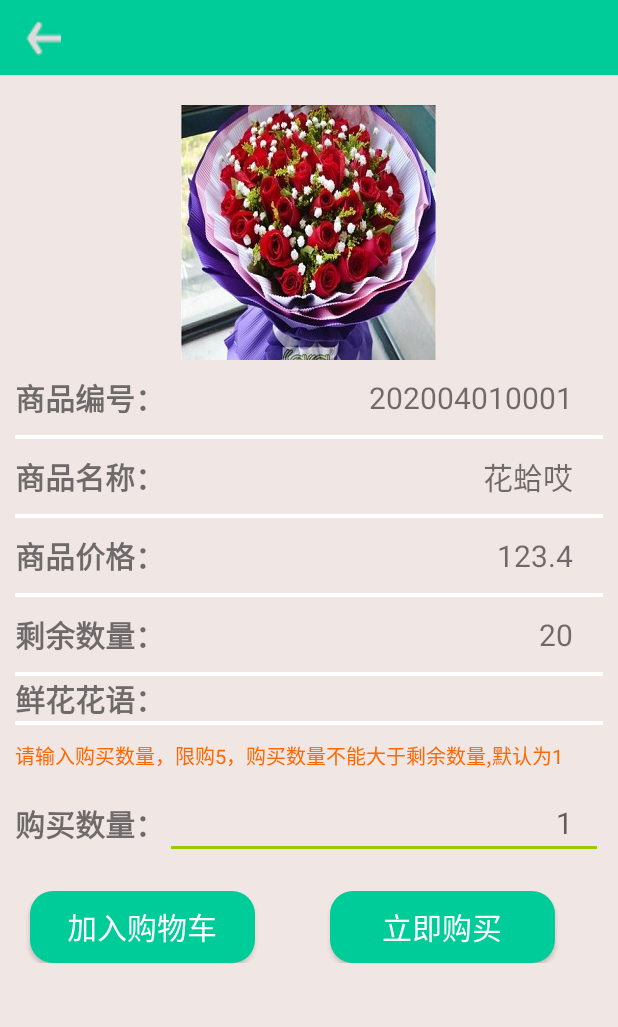
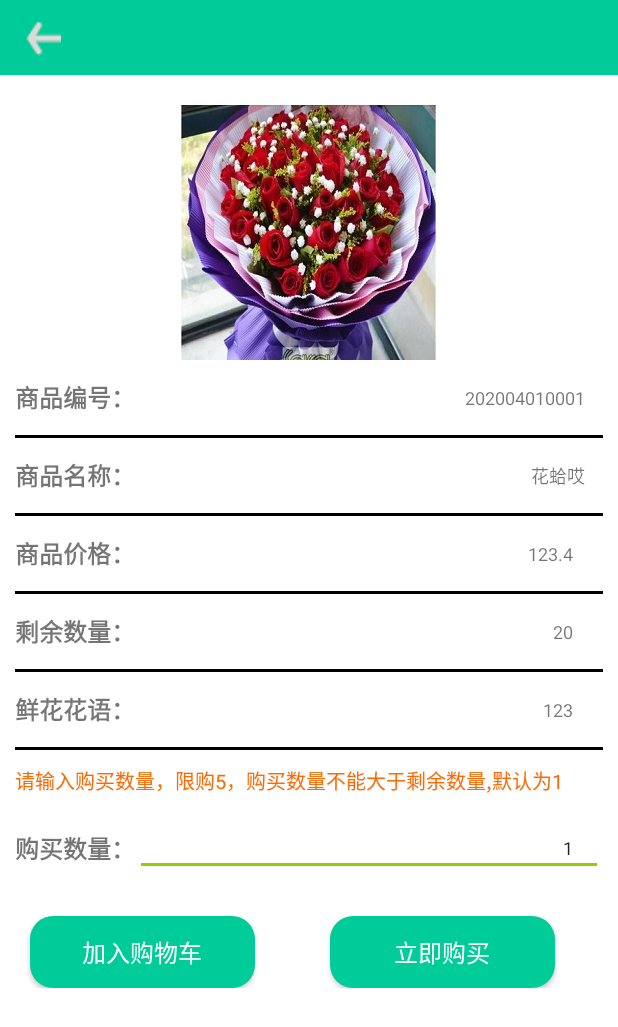
Before and after one commit to hwang1997/FlowerApp, an Android app: the layout activity_goods_info.xml on its own in the app's theme, with its tools: preview values and no code run, on a phone screen of 412 x 824 dp. Shown: the top 1027 px of the screen. Run offline under Robolectric (Android 15) with nearby library versions, the phone set to English and light mode, and no system bars; network calls fail.

Commit message:
Android代码提交

```diff
--- a/Flower/app/build.gradle
+++ b/Flower/app/build.gradle
@@ -29,4 +29,6 @@ dependencies {
     implementation 'com.squareup.okhttp3:okhttp:3.10.0'
     implementation 'com.squareup.retrofit2:retrofit:2.1.0'
     implementation 'com.squareup.retrofit2:converter-gson:2.1.0'
+    implementation 'com.github.bumptech.glide:glide:3.7.0'
+    implementation 'com.android.support:cardview-v7:28.+'
 }
--- a/Flower/app/src/main/java/com/wanghuan/login/home.java
+++ b/Flower/app/src/main/java/com/wanghuan/login/home.java
@@ -9,8 +9,10 @@ import android.support.v4.view.ViewPager;
 import android.os.Bundle;
 
 import android.view.View;
+import android.widget.EditText;
 import android.widget.ImageButton;
 import android.widget.LinearLayout;
+import android.widget.TextView;
 import android.widget.Toast;
 
 
@@ -39,6 +41,7 @@ public class home extends FragmentActivity implements View.OnClickListener {
     private ImageButton mImgFst;
     private ImageButton mImgBus;
     private ImageButton mImgMy;
+
 
     public void MyUsername(View view) {
         Intent intent = new Intent(getApplicationContext(), my_username.class);
@@ -78,6 +81,7 @@ public class home extends FragmentActivity implements View.OnClickListener {
         initDatas();
 
     }
+
 
 
     @Override
--- a/Flower/app/src/main/java/com/wanghuan/login/login.java
+++ b/Flower/app/src/main/java/com/wanghuan/login/login.java
@@ -64,11 +64,14 @@ public class login extends AppCompatActivity {
                                 @Override
                                 public void run() {
                                     Intent intent = new Intent(getApplicationContext(), home.class);
-                                    intent.putExtra("userId", user.getData().getUserId());
+                                    intent.putExtra("userId", user.getData().getUserId()+"");
                                     intent.putExtra("userName", user.getData().getUserName());
                                     startActivity(intent);
+                                    finish();
                                 }
                             }, 1000);
+                        }else{
+                            Toast.makeText(getApplicationContext(), user.getMessage(), Toast.LENGTH_SHORT).show();
                         }
                     } catch (Exception e) {
                         Toast.makeText(getApplicationContext(), "用户名或密码错误，请重新输入！", Toast.LENGTH_SHORT).show();
--- a/Flower/app/src/main/java/com/wanghuan/login/model/Order.java
+++ b/Flower/app/src/main/java/com/wanghuan/login/model/Order.java
@@ -3,7 +3,7 @@ package com.wanghuan.login.model;
 public class Order {
     private int order_id;
     private User user;
-    private FlowersRes flowers;
+    private Flowers flowers;
     private String amount;
     private String order_name;
     private String phone;
--- a/Flower/app/src/main/java/com/wanghuan/login/my_Page/MyFragment.java
+++ b/Flower/app/src/main/java/com/wanghuan/login/my_Page/MyFragment.java
@@ -1,17 +1,22 @@
 package com.wanghuan.login.my_Page;
 
+import android.content.Intent;
 import android.os.Bundle;
 import android.support.annotation.Nullable;
 import android.support.v4.app.Fragment;
 import android.view.LayoutInflater;
 import android.view.View;
 import android.view.ViewGroup;
+import android.widget.ListView;
+import android.widget.TextView;
 
 import com.wanghuan.login.R;
 
 public class MyFragment extends Fragment {
+    private TextView tv_name;
     public View onCreateView(LayoutInflater inflater, @Nullable ViewGroup container, @Nullable Bundle savedInstanceState) {
         View view = inflater.inflate(R.layout.activity_my, container, false);
         return view;
     }
+
 }
--- a/Flower/app/src/main/java/com/wanghuan/login/my_Page/myPage.java
+++ b/Flower/app/src/main/java/com/wanghuan/login/my_Page/myPage.java
@@ -12,10 +12,11 @@ import android.widget.TextView;
 import com.wanghuan.login.R;
 
 public class myPage extends AppCompatActivity {
+    private TextView tv_userName;
     @Override
     protected void onCreate(Bundle savedInstanceState) {
         super.onCreate(savedInstanceState);
         setContentView(R.layout.activity_my);
+
     }
-
 }
--- a/Flower/app/src/main/res/layout/activity_first.xml
+++ b/Flower/app/src/main/res/layout/activity_first.xml
@@ -3,7 +3,7 @@
               android:orientation="horizontal"
               android:layout_width="match_parent"
               android:layout_height="match_parent"
-              android:background="#ffffff">
+              android:background="@color/bgColor">
 
 
     <LinearLayout
@@ -13,7 +13,7 @@
                 android:id="@+id/recycle_fst"
                 android:layout_width="fill_parent"
                 android:layout_height="match_parent"
+                android:scrollbars="vertical"/>
 
-                android:scrollbars="vertical"/>
     </LinearLayout>
 </LinearLayout>
--- a/Flower/app/src/main/res/layout/activity_goods_info.xml
+++ b/Flower/app/src/main/res/layout/activity_goods_info.xml
@@ -3,7 +3,7 @@
               android:orientation="vertical"
               android:layout_width="match_parent"
               android:layout_height="match_parent"
-              android:background="@color/bgColor">
+              android:background="#fff">
     <com.wanghuan.login.util.TitleLayout
             android:layout_width="match_parent"
             android:layout_height="wrap_content">
@@ -28,25 +28,25 @@
                 android:layout_height="wrap_content"
                 android:layout_gravity="center"
                 android:text="商品编号："
-                android:textSize="20dp"
+                android:textSize="16dp"
                 android:textStyle="bold"/>
         <TextView
                 android:id="@+id/tv_goodInfo_goodId"
                 android:layout_width="match_parent"
                 android:layout_height="wrap_content"
                 android:layout_gravity="center"
-                android:paddingRight="20dp"
+                android:paddingRight="12dp"
                 android:gravity="right"
                 android:text="202004010001"
-                android:textSize="20dp"/>
+                android:textSize="12dp"/>
     </LinearLayout>
     <TextView
             android:layout_width="match_parent"
             android:layout_height="wrap_content"
             android:layout_marginLeft="10dp"
             android:layout_marginRight="10dp"
-            android:background="#FFFFFF"
-            android:textSize="1dp"/>
+            android:background="#000"
+            android:textSize="0.1dp"/>
     <LinearLayout
             android:layout_width="match_parent"
             android:layout_height="50dp"
@@ -57,25 +57,25 @@
                 android:layout_height="wrap_content"
                 android:layout_gravity="center"
                 android:text="商品名称："
-                android:textSize="20dp"
+                android:textSize="16dp"
                 android:textStyle="bold"/>
         <TextView
                 android:id="@+id/tv_goodInfo_goodName"
                 android:layout_width="match_parent"
                 android:layout_height="wrap_content"
                 android:layout_gravity="center"
-                android:paddingRight="20dp"
+                android:paddingRight="12dp"
                 android:gravity="right"
                 android:text="花蛤哎"
-                android:textSize="20dp"/>
+                android:textSize="12dp"/>
     </LinearLayout>
     <TextView
             android:layout_width="match_parent"
             android:layout_height="wrap_content"
             android:layout_marginLeft="10dp"
             android:layout_marginRight="10dp"
-            android:background="#FFFFFF"
-            android:textSize="1dp"/>
+            android:background="#000"
+            android:textSize="0.1dp"/>
     <LinearLayout
             android:layout_width="match_parent"
             android:layout_height="50dp"
@@ -86,7 +86,7 @@
                 android:layout_height="wrap_content"
                 android:layout_gravity="center"
                 android:text="商品价格："
-                android:textSize="20dp"
+                android:textSize="16dp"
                 android:textStyle="bold"/>
         <TextView
                 android:id="@+id/tv_goodInfo_goodPrice"
@@ -96,15 +96,15 @@
                 android:paddingRight="20dp"
                 android:gravity="right"
                 android:text="123.4"
-                android:textSize="20dp"/>
+                android:textSize="12dp"/>
     </LinearLayout>
     <TextView
             android:layout_width="match_parent"
             android:layout_height="wrap_content"
             android:layout_marginLeft="10dp"
             android:layout_marginRight="10dp"
-            android:background="#FFFFFF"
-            android:textSize="1dp"/>
+            android:background="#000"
+            android:textSize="0.1dp"/>
 
     <LinearLayout
             android:layout_width="match_parent"
@@ -117,7 +117,7 @@
                 android:layout_height="wrap_content"
                 android:layout_gravity="center"
                 android:text="剩余数量："
-                android:textSize="20dp"
+                android:textSize="16dp"
                 android:textStyle="bold"/>
 
         <TextView
@@ -128,18 +128,18 @@
                 android:gravity="right"
                 android:paddingRight="20dp"
                 android:text="20"
-                android:textSize="20dp"/>
+                android:textSize="12dp"/>
     </LinearLayout>
     <TextView
             android:layout_width="match_parent"
             android:layout_height="wrap_content"
             android:layout_marginLeft="10dp"
             android:layout_marginRight="10dp"
-            android:background="#FFFFFF"
-            android:textSize="1dp"/>
+            android:background="#000"
+            android:textSize="0.1dp"/>
     <LinearLayout
             android:layout_width="match_parent"
-            android:layout_height="wrap_content"
+            android:layout_height="50dp"
             android:layout_marginLeft="10dp"
             android:layout_marginRight="10dp"
             android:orientation="horizontal">
@@ -147,25 +147,27 @@
             android:layout_width="wrap_content"
             android:layout_height="wrap_content"
             android:layout_gravity="center"
+            android:gravity="center"
             android:text="鲜花花语："
-                android:textSize="20dp"
+            android:textSize="16dp"
             android:textStyle="bold"/>
         <TextView
             android:id="@+id/tv_goodInfo_goodDes"
             android:layout_width="match_parent"
             android:layout_height="wrap_content"
+            android:paddingRight="20dp"
+            android:text="123"
+            android:gravity="right"
             android:layout_gravity="center"
-                android:paddingRight="20dp"
-                android:gravity="center"
-                android:textSize="16dp"/>
+            android:textSize="12dp"/>
     </LinearLayout>
     <TextView
             android:layout_width="match_parent"
             android:layout_height="wrap_content"
             android:layout_marginLeft="10dp"
             android:layout_marginRight="10dp"
-            android:background="#FFFFFF"
-            android:textSize="1dp"/>
+            android:background="#000"
+            android:textSize="0.1dp"/>
     <LinearLayout
             android:layout_width="match_parent"
             android:layout_height="wrap_content">
@@ -187,7 +189,7 @@
             android:layout_height="wrap_content"
             android:layout_gravity="center"
             android:text="购买数量："
-                android:textSize="20dp"
+            android:textSize="16dp"
             android:textStyle="bold"/>
         <EditText
             android:id="@+id/tv_goodInfo_goodBuyCount"
@@ -199,8 +201,8 @@
             android:maxLines="1"
             android:maxLength="1"
             android:digits="12345"
-                android:hint="1"
-                android:textSize="20dp"
+            android:text="1"
+            android:textSize="12dp"
             android:textCursorDrawable="@drawable/cursor_color"
             android:theme="@style/MyEditText"/>
     </LinearLayout>
@@ -218,7 +220,7 @@
             android:layout_marginLeft="20dp"
             android:background="@drawable/button_circle_shape"
             android:text="加入购物车"
-                android:textSize="20dp"
+            android:textSize="16dp"
             android:textColor="#ffffff"/>
 
         <Button
@@ -228,7 +230,7 @@
             android:layout_marginLeft="50dp"
             android:background="@drawable/button_circle_shape"
             android:text="立即购买"
-                android:textSize="20dp"
+            android:textSize="16dp"
             android:textColor="#ffffff"/>
     </LinearLayout>
 
--- a/Flower/app/src/main/res/layout/activity_login.xml
+++ b/Flower/app/src/main/res/layout/activity_login.xml
@@ -25,10 +25,11 @@
             android:layout_width="320dp"
             android:layout_height="wrap_content"
             android:layout_gravity="center"
+        android:layout_marginTop="10dp"
             android:hint="账号"
             android:textSize="20sp"
             android:maxLength="15"
-            android:maxLines="1"
+            android:inputType="text"
             android:textCursorDrawable="@drawable/cursor_color"
             android:theme="@style/MyEditText"/>
     <!--输入框-->
--- a/Flower/app/src/main/res/layout/activity_my.xml
+++ b/Flower/app/src/main/res/layout/activity_my.xml
@@ -15,7 +15,7 @@
             android:layout_width="match_parent"
             android:layout_height="50dp"
             android:orientation="horizontal"
-                android:visibility="gone">
+            android:visibility="visible">
 
             <TextView
                 android:layout_width="180dp"
@@ -28,6 +28,7 @@
                 android:text="账号"
                 android:textSize="18sp"/>
             <TextView
+                android:id="@+id/tv_userName"
                 android:layout_width="130dp"
                 android:layout_height="wrap_content"
                 android:gravity="right"
```
Also changed, not shown: Flower/app/src/main/AndroidManifest.xml (+19 -18 lines), Flower/app/src/main/java/com/wanghuan/login/adapter/FlowerAdapter.java (+25 -18 lines), Flower/app/src/main/java/com/wanghuan/login/frist_Page/FstFragment.java (+6 -5 lines), Flower/app/src/main/java/com/wanghuan/login/frist_Page/firstPage.java (+3 -6 lines), Flower/app/src/main/java/com/wanghuan/login/frist_Page/goodsInfoActivity.java (+18 -4 lines), Flower/app/src/main/java/com/wanghuan/login/model/Bus.java (+4 -4 lines), Flower/app/src/main/java/com/wanghuan/login/model/Flowers.java (+108 -80 lines), Flower/app/src/main/java/com/wanghuan/login/model/FlowersRes.java (deleted, +0 -107 lines), Flower/app/src/main/res/layout/flower_item.xml (+23 -9 lines). Lines whose indentation alone changed are shown as unchanged.
